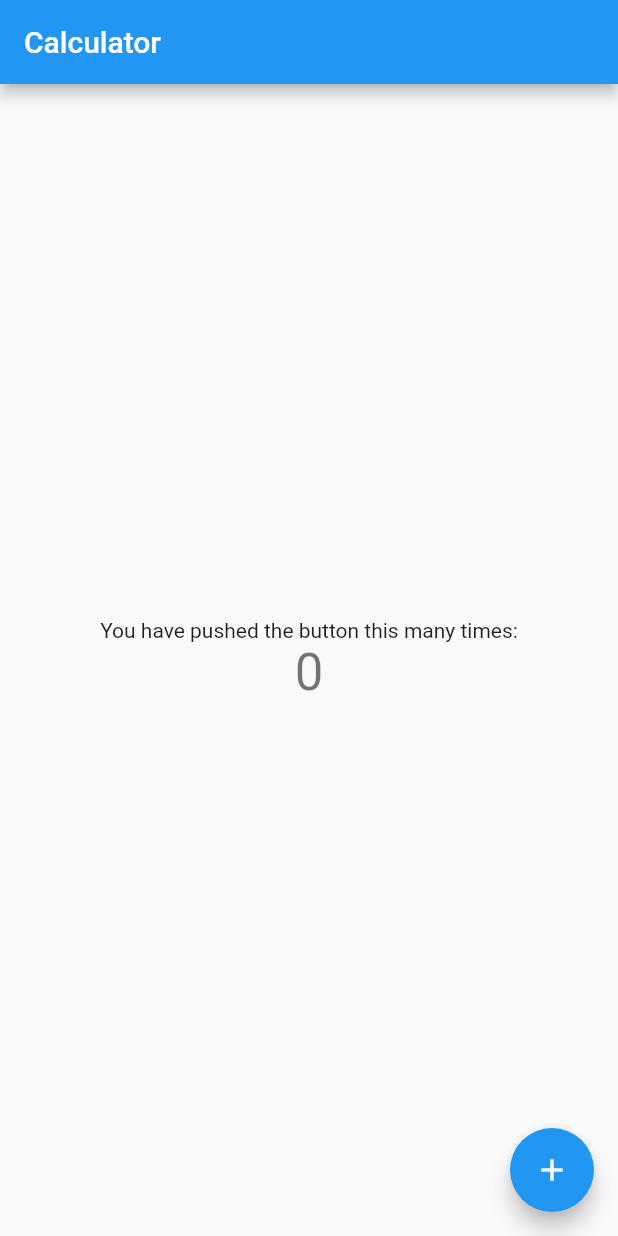
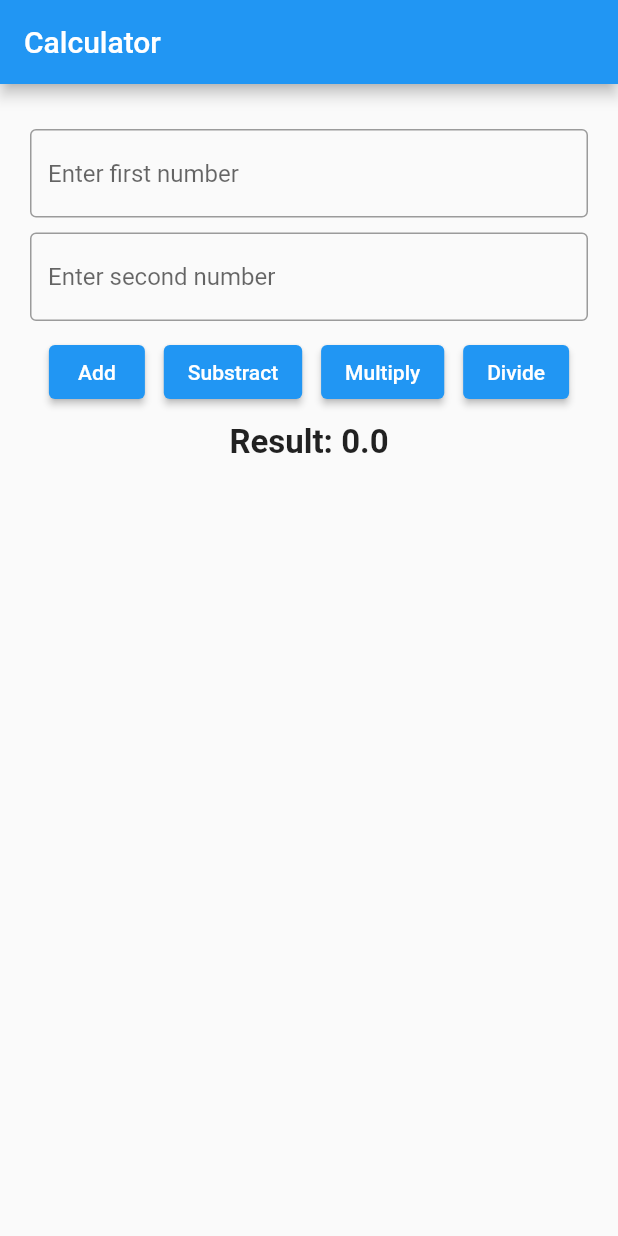
Before and after one commit to rizkapage/flutter-rizka-leni-fundamental, a Flutter app: the screen it shows after launch, on a phone screen of 412 x 824 dp. Run offline on Flutter 3.47's test engine with Material 2 defaults, Android fonts, the phone set to English and light mode, and no system bars.

Commit message:
mini projek 2(tampilan button dan text field

```diff
--- /dev/null
+++ b/lib/home_page.dart
@@ -0,0 +1,89 @@
+import 'package:flutter/material.dart';
+
+class HomePage extends StatefulWidget {
+  const HomePage({super.key});
+
+  @override
+  State<HomePage> createState() => _HomePageState();
+}
+
+class _HomePageState extends State<HomePage> {
+  final TextEditingController firstController = TextEditingController();
+  final TextEditingController secondController = TextEditingController();
+  double result = 0;
+
+  @override
+  Widget build(BuildContext context) {
+    return Scaffold(
+      appBar: AppBar(
+        title: const Text('Calculator'),
+      ),
+      body: Container(
+        padding: const EdgeInsets.all(20),
+        //color: Colors.amber,
+        child: Column(
+          children: [
+            const SizedBox(
+              height: 10,
+            ),
+            TextField(
+              controller: firstController,
+              decoration: const InputDecoration(
+                  border: OutlineInputBorder(), hintText: 'Enter first number'),
+              keyboardType: TextInputType.number,
+            ),
+            const SizedBox(
+              height: 10,
+            ),
+            TextField(
+              controller: secondController,
+              decoration: InputDecoration(
+                  border: const OutlineInputBorder(),
+                  hintText: 'Enter second number'),
+              keyboardType: TextInputType.number,
+            ),
+            const SizedBox(
+              height: 10,
+            ),
+            Row(
+              mainAxisAlignment: MainAxisAlignment.spaceEvenly,
+              children: [
+                ElevatedButton(
+                  onPressed: () {
+                    //code here
+                  },
+                  child: const Text('Add'),
+                ),
+                ElevatedButton(
+                  onPressed: () {
+                    //code here
+                  },
+                  child: const Text('Substract'),
+                ),
+                ElevatedButton(
+                  onPressed: () {
+                    //code here
+                  },
+                  child: const Text('Multiply'),
+                ),
+                ElevatedButton(
+                  onPressed: () {
+                    //code here
+                  },
+                  child: const Text('Divide'),
+                )
+              ],
+            ),
+            const SizedBox(
+              height: 10,
+            ),
+            Text(
+              'Result: $result',
+              style: const TextStyle(fontSize: 22, fontWeight: FontWeight.bold),
+            )
+          ],
+        ),
+      ),
+    );
+  }
+}
--- a/lib/main.dart
+++ b/lib/main.dart
@@ -1,4 +1,6 @@
 import 'package:flutter/material.dart';
+
+import 'home_page.dart';
 
 void main() {
   runApp(const MyApp());
@@ -11,105 +13,11 @@ class MyApp extends StatelessWidget {
   @override
   Widget build(BuildContext context) {
     return MaterialApp(
-      title: 'Flutter Demo',
+      title: 'Kalkulator',
       theme: ThemeData(
-        // This is the theme of your application.
-        //
-        // Try running your application with "flutter run". You'll see the
-        // application has a blue toolbar. Then, without quitting the app, try
-        // changing the primarySwatch below to Colors.green and then invoke
-        // "hot reload" (press "r" in the console where you ran "flutter run",
-        // or simply save your changes to "hot reload" in a Flutter IDE).
-        // Notice that the counter didn't reset back to zero; the application
-        // is not restarted.
         primarySwatch: Colors.blue,
       ),
-      home: const MyHomePage(title: 'Calculator'),
+      home: const HomePage(),
     );
   }
 }
-
-class MyHomePage extends StatefulWidget {
-  const MyHomePage({super.key, required this.title});
-
-  // This widget is the home page of your application. It is stateful, meaning
-  // that it has a State object (defined below) that contains fields that affect
-  // how it looks.
-
-  // This class is the configuration for the state. It holds the values (in this
-  // case the title) provided by the parent (in this case the App widget) and
-  // used by the build method of the State. Fields in a Widget subclass are
-  // always marked "final".
-
-  final String title;
-
-  @override
-  State<MyHomePage> createState() => _MyHomePageState();
-}
-
-class _MyHomePageState extends State<MyHomePage> {
-  int _counter = 0;
-
-  void _incrementCounter() {
-    setState(() {
-      // This call to setState tells the Flutter framework that something has
-      // changed in this State, which causes it to rerun the build method below
-      // so that the display can reflect the updated values. If we changed
-      // _counter without calling setState(), then the build method would not be
-      // called again, and so nothing would appear to happen.
-      _counter++;
-    });
-  }
-
-  @override
-  Widget build(BuildContext context) {
-    // This method is rerun every time setState is called, for instance as done
-    // by the _incrementCounter method above.
-    //
-    // The Flutter framework has been optimized to make rerunning build methods
-    // fast, so that you can just rebuild anything that needs updating rather
-    // than having to individually change instances of widgets.
-    return Scaffold(
-      appBar: AppBar(
-        // Here we take the value from the MyHomePage object that was created by
-        // the App.build method, and use it to set our appbar title.
-        title: Text(widget.title),
-      ),
-      body: Center(
-        // Center is a layout widget. It takes a single child and positions it
-        // in the middle of the parent.
-        child: Column(
-          // Column is also a layout widget. It takes a list of children and
-          // arranges them vertically. By default, it sizes itself to fit its
-          // children horizontally, and tries to be as tall as its parent.
-          //
-          // Invoke "debug painting" (press "p" in the console, choose the
-          // "Toggle Debug Paint" action from the Flutter Inspector in Android
-          // Studio, or the "Toggle Debug Paint" command in Visual Studio Code)
-          // to see the wireframe for each widget.
-          //
-          // Column has various properties to control how it sizes itself and
-          // how it positions its children. Here we use mainAxisAlignment to
-          // center the children vertically; the main axis here is the vertical
-          // axis because Columns are vertical (the cross axis would be
-          // horizontal).
-          mainAxisAlignment: MainAxisAlignment.center,
-          children: <Widget>[
-            const Text(
-              'You have pushed the button this many times:',
-            ),
-            Text(
-              '$_counter',
-              style: Theme.of(context).textTheme.headlineMedium,
-            ),
-          ],
-        ),
-      ),
-      floatingActionButton: FloatingActionButton(
-        onPressed: _incrementCounter,
-        tooltip: 'Increment',
-        child: const Icon(Icons.add),
-      ), // This trailing comma makes auto-formatting nicer for build methods.
-    );
-  }
-}
```
